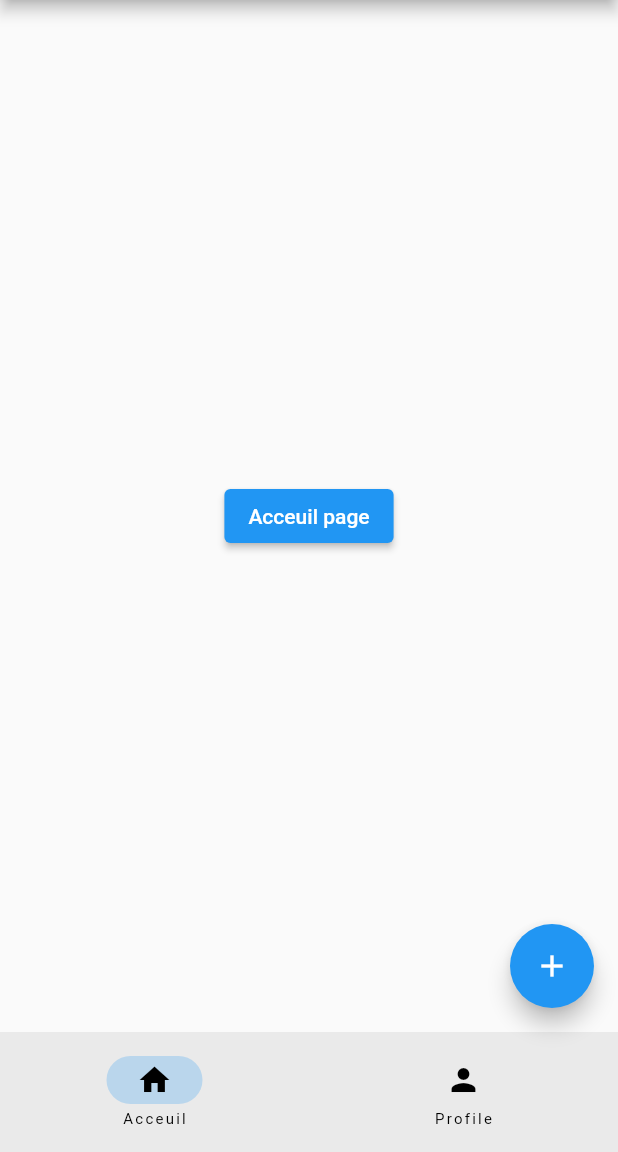
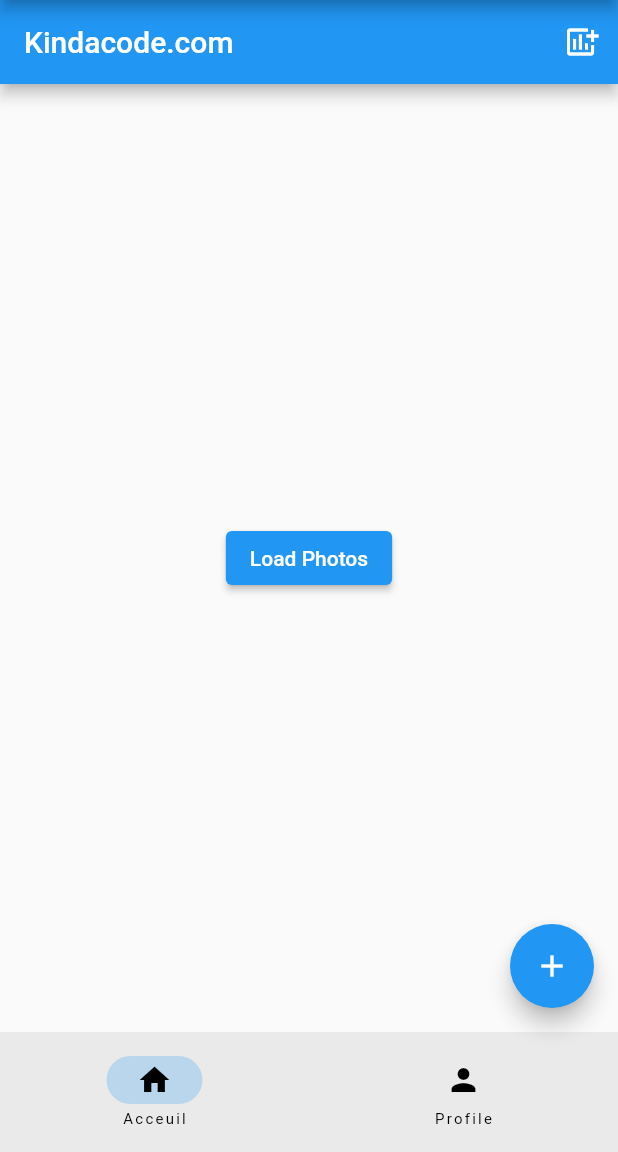
Before and after one commit to pytoncraft2/eaysav-flutter2, a Flutter app: the screen it shows after launch, on a phone screen of 412 x 824 dp, the part 84-1236 px from its top. Run offline on Flutter 3.47's test engine with Material 2 defaults, Android fonts, the phone set to English and light mode, and no system bars; project files that could hold a hidden picture were left out.

Commit message:
[~] début liste marques acceuil

```diff
--- a/lib/acceuil_page.dart
+++ b/lib/acceuil_page.dart
@@ -1,24 +1,103 @@
 import 'package:easysav_flutter2/learn_flutter_page.dart';
 import 'package:flutter/material.dart';
+import 'dart:io'; // for using HttpClient
+import 'dart:convert'; // for using json.decode()
 
-class Acceuil extends StatelessWidget {
+// class Acceuil extends StatelessWidget {
+//   const Acceuil({Key? key}) : super(key: key);
+
+//   @override
+//   Widget build(BuildContext context) {
+//     return Center(
+
+//       child: ElevatedButton(
+//         onPressed: () {
+//           Navigator.of(context).push(
+//             MaterialPageRoute(
+//               builder: (BuildContext context) {
+//                 return const LearnFlutterPage();
+//               },
+//             ),
+//           );
+//         },
+//         child: const Text("Acceuil page"),
+//       ),
+//     );
+//   }
+// }
+
+class Acceuil extends StatefulWidget {
   const Acceuil({Key? key}) : super(key: key);
 
   @override
+  State<Acceuil> createState() => _AcceuilState();
+}
+
+class _AcceuilState extends State<Acceuil> {
+  // The list that contains information about photos
+  List _loadedPhotos = [];
+
+  // The function that fetches data from the API
+  Future<void> _fetchData() async {
+    // const apiUrl = 'https://jsonplaceholder.typicode.com/photos';
+    const apiUrl = 'http://192.168.1.15:8000/api/marques';
+
+    HttpClient client = HttpClient();
+    client.autoUncompress = true;
+
+    final HttpClientRequest request = await client.getUrl(Uri.parse(apiUrl));
+    request.headers
+        .set(HttpHeaders.contentTypeHeader, "application/json; charset=UTF-8");
+    final HttpClientResponse response = await request.close();
+
+    final String content = await response.transform(utf8.decoder).join();
+    final List data = json.decode(content);
+
+    setState(() {
+      print(data);
+      _loadedPhotos = data;
+    });
+  }
+
+  @override
   Widget build(BuildContext context) {
-    return Center(
-      child: ElevatedButton(
-        onPressed: () {
-          Navigator.of(context).push(
-            MaterialPageRoute(
-              builder: (BuildContext context) {
-                return const LearnFlutterPage();
+    return Scaffold(
+        appBar: AppBar(
+          title: const Text('Kindacode.com'),
+          actions: [
+            IconButton(
+              icon: const Icon(Icons.add_chart),
+              onPressed: () {
+                debugPrint("Icon chart test");
               },
             ),
-          );
-        },
-        child: const Text("Acceuil page"),
-      ),
-    );
+          ],
+        ),
+        body: SafeArea(
+            child: _loadedPhotos.isEmpty
+                ? Center(
+                    child: ElevatedButton(
+                      onPressed: _fetchData,
+                      child: const Text('Load Photos'),
+                    ),
+                  )
+                // The ListView that displays photos
+                : ListView.builder(
+                    itemCount: _loadedPhotos.length,
+                    itemBuilder: (BuildContext ctx, index) {
+                      return ListTile(
+                        leading: Image.asset(
+                          'assets/images/logos/${(_loadedPhotos[index]["maSlug"])}.png',
+                          width: 45,
+                          fit: BoxFit.cover,
+                        ),
+                        onTap: () {
+                          debugPrint(
+                              'MARQUE : ${(_loadedPhotos[index]['libelle'])}');
+                        },
+                        title: Text(_loadedPhotos[index]['libelle']),
+                      );
+                    },
+                  )));
   }
 }
```
